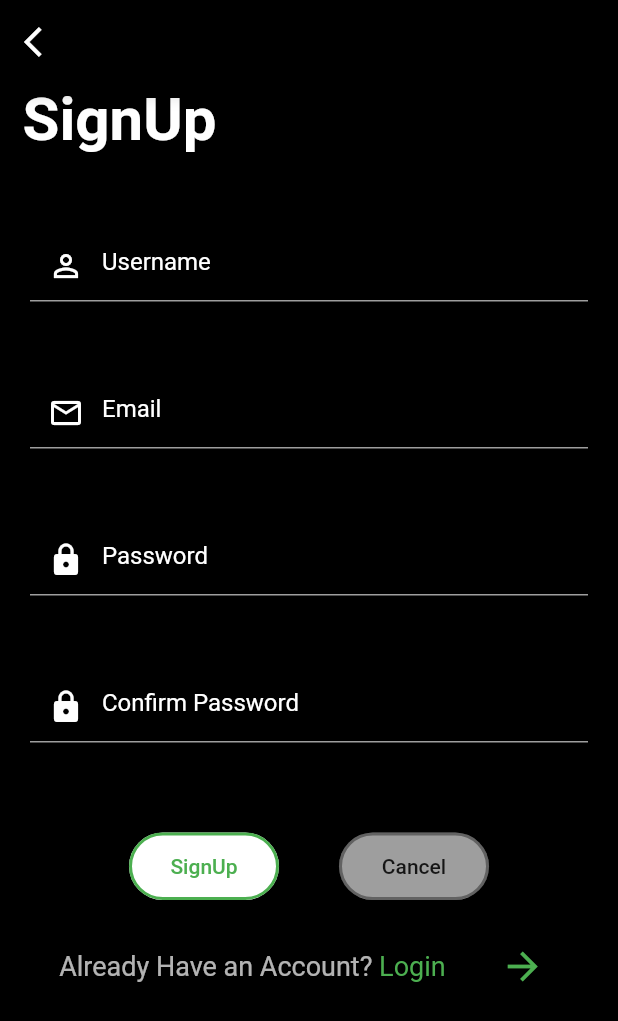
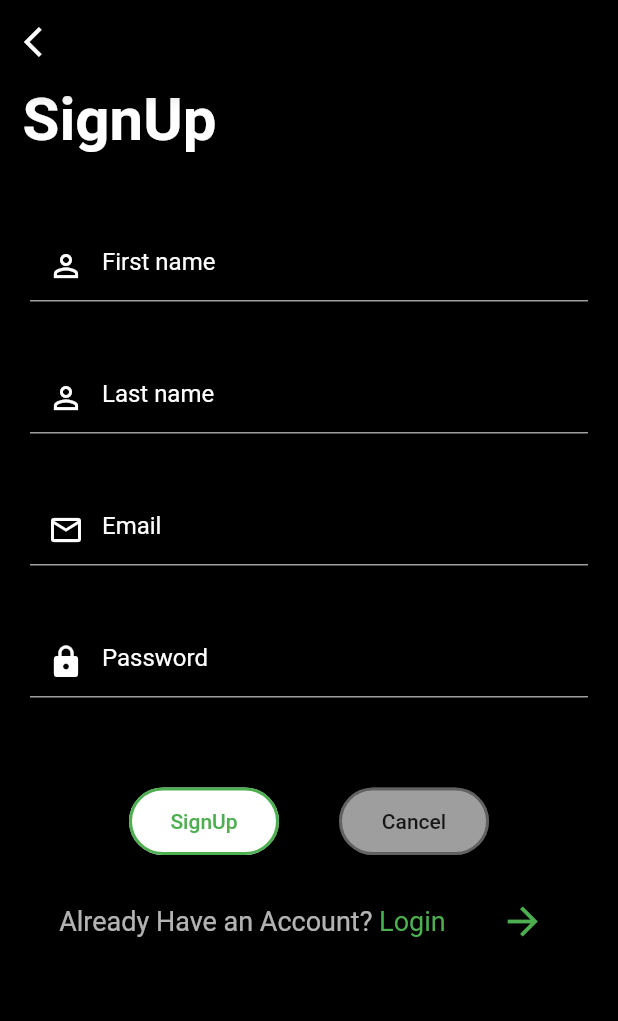
Before and after one commit to sangeeta2701/food-oredering-app, a Flutter app: the SignUpPage screen opened directly, on a phone screen of 412 x 824 dp. Shown: the top 1021 px of the screen. Run offline on Flutter 3.47's test engine with Material 2 defaults, Android fonts, the phone set to English and light mode, and no system bars.

Commit message:
food ordering app

```diff
--- a/lib/screens/sign_up.dart
+++ b/lib/screens/sign_up.dart
@@ -2,12 +2,18 @@ import 'package:flutter/material.dart';
 import 'package:food_ordering/screens/loginPage.dart';
 import 'package:food_ordering/screens/welcome_page.dart';
 
-class SignUpPage extends StatelessWidget {
-  const SignUpPage({Key? key}) : super(key: key);
+class SignUpPage extends StatefulWidget {
+  @override
+  State<SignUpPage> createState() => _SignUpPageState();
+}
+
+class _SignUpPageState extends State<SignUpPage> {
+  GlobalKey<FormState> globalKey = GlobalKey<FormState>();
 
   @override
   Widget build(BuildContext context) {
     return Scaffold(
+      key: globalKey,
       backgroundColor: Colors.black,
       appBar: AppBar(
         backgroundColor: Colors.black,
@@ -22,7 +28,9 @@ class SignUpPage extends StatelessWidget {
           ),
         ),
       ),
-      body: SingleChildScrollView(
+      body: Form(
+        key: globalKey,
+        child: SingleChildScrollView(
           child: Column(
             crossAxisAlignment: CrossAxisAlignment.start,
             children: [
@@ -53,7 +61,7 @@ class SignUpPage extends StatelessWidget {
                               Icons.person_outline_outlined,
                               color: Colors.white,
                             ),
-                          hintText: "Username",
+                            hintText: "First name",
                             hintStyle: TextStyle(
                               color: Colors.white,
                             ),
@@ -61,10 +69,40 @@ class SignUpPage extends StatelessWidget {
                               borderSide: BorderSide(color: Colors.grey),
                             ),
                           ),
+                          validator: (value) {
+                            if (value!.isEmpty) {
+                              return "Enter your name";
+                            } else {
+                              return null;
+                            }
+                          },
                         ),
                       ),
-                    SizedBox(
-                      height: 10,
+                      Padding(
+                        padding: const EdgeInsets.all(20.0),
+                        child: TextFormField(
+                          style: TextStyle(color: Colors.white),
+                          decoration: InputDecoration(
+                            prefixIcon: Icon(
+                              Icons.person_outline_outlined,
+                              color: Colors.white,
+                            ),
+                            hintText: "Last name",
+                            hintStyle: TextStyle(
+                              color: Colors.white,
+                            ),
+                            enabledBorder: UnderlineInputBorder(
+                              borderSide: BorderSide(color: Colors.grey),
+                            ),
+                          ),
+                          validator: (value) {
+                            if (value!.isEmpty) {
+                              return "Enter your name";
+                            } else {
+                              return null;
+                            }
+                          },
+                        ),
                       ),
                       Padding(
                         padding: const EdgeInsets.all(20.0),
@@ -83,10 +121,19 @@ class SignUpPage extends StatelessWidget {
                               borderSide: BorderSide(color: Colors.grey),
                             ),
                           ),
+                          validator: (value) {
+                            if (value!.isEmpty) {
+                              return "Enter your email";
+                            }
+                            if (!RegExp(
+                                    '^[a-zA-Z0-9+_.-]+@[a-zA-Z0-9.-]+.[a-z]')
+                                .hasMatch(value)) {
+                              return "Please enter valid mail";
+                            } else {
+                              return null;
+                            }
+                          },
                         ),
-                    ),
-                    SizedBox(
-                      height: 10,
                       ),
                       Padding(
                         padding: const EdgeInsets.all(20.0),
@@ -106,29 +153,19 @@ class SignUpPage extends StatelessWidget {
                               borderSide: BorderSide(color: Colors.grey),
                             ),
                           ),
-                      ),
-                    ),
-                    SizedBox(
-                      height: 10,
-                    ),
-                    Padding(
-                      padding: const EdgeInsets.all(20.0),
-                      child: TextFormField(
-                        obscureText: true,
-                        style: TextStyle(color: Colors.white),
-                        decoration: InputDecoration(
-                          prefixIcon: Icon(
-                            Icons.lock,
-                            color: Colors.white,
-                          ),
-                          hintText: "Confirm Password",
-                          hintStyle: TextStyle(
-                            color: Colors.white,
-                          ),
-                          enabledBorder: UnderlineInputBorder(
-                            borderSide: BorderSide(color: Colors.grey),
-                          ),
-                        ),
+                          validator: (value) {
+                            if (value!.isEmpty) {
+                              return "Enter your password";
+                            }
+                            if (value.length < 7) {
+                              return "Password should be at-least 8 characters";
+                            }
+                            if (value.length > 25) {
+                              return "Password should be less than 25 characters";
+                            } else {
+                              return null;
+                            }
+                          },
                         ),
                       ),
                       SizedBox(
@@ -150,10 +187,16 @@ class SignUpPage extends StatelessWidget {
                               ),
                               color: Colors.white,
                               onPressed: () {
+                                if (globalKey.currentState!.validate()) {
                                   Navigator.push(
                                       context,
                                       MaterialPageRoute(
                                           builder: (context) => LoginPage()));
+                                } else {
+                                  final snackBar = SnackBar(
+                                      content: Text("Unsuccessful SignUp"));
+                                  Scaffold.of(context).showSnackBar(snackBar);
+                                }
                               },
                               child: Text(
                                 "SignUp",
@@ -239,6 +282,7 @@ class SignUpPage extends StatelessWidget {
             ],
           ),
         ),
+      ),
     );
   }
 }
```
Lines whose indentation alone changed are shown as unchanged.
